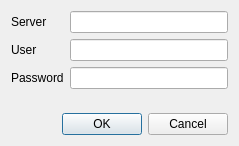
Old version of the form dominioSeguro-Importer/dlgconnecttodatabase.ui in the repository diegowald/dominioSeguro.
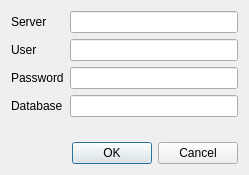
New version of the form.

The edit to the form file:
```diff
--- a/dominioSeguro-Importer/dlgconnecttodatabase.ui
+++ b/dominioSeguro-Importer/dlgconnecttodatabase.ui
@@ -6,8 +6,8 @@
    <rect>
     <x>0</x>
     <y>0</y>
-    <width>239</width>
-    <height>146</height>
+    <width>249</width>
+    <height>175</height>
    </rect>
   </property>
   <property name="windowTitle">
@@ -53,7 +53,17 @@
       </widget>
      </item>
      <item row="2" column="1">
-      <widget class="QLineEdit" name="lineEdit_3"/>
+      <widget class="QLineEdit" name="txtPassword"/>
+     </item>
+     <item row="3" column="0">
+      <widget class="QLabel" name="label_4">
+       <property name="text">
+        <string>Database</string>
+       </property>
+      </widget>
+     </item>
+     <item row="3" column="1">
+      <widget class="QLineEdit" name="txtDatabase"/>
      </item>
     </layout>
    </item>
```
Left out of the diff: 10 changed lines with no effect on the pictures.
